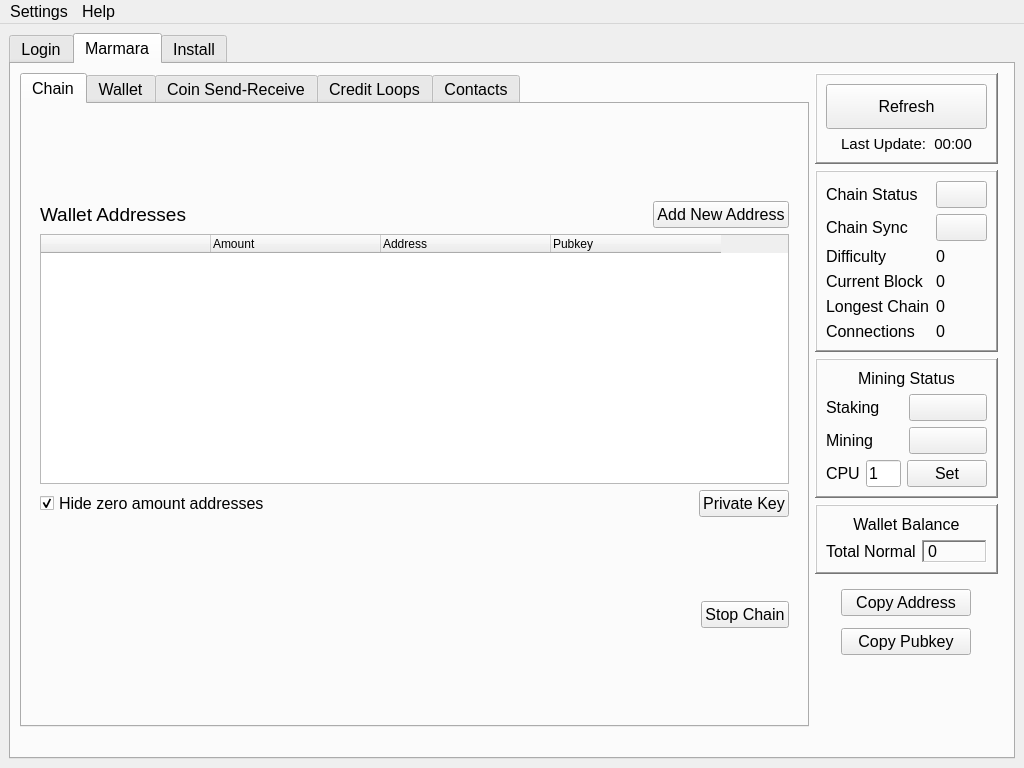
marmarachain/marmara-connector, file src/main/python/qtguidesign.ui: the form before one commit.
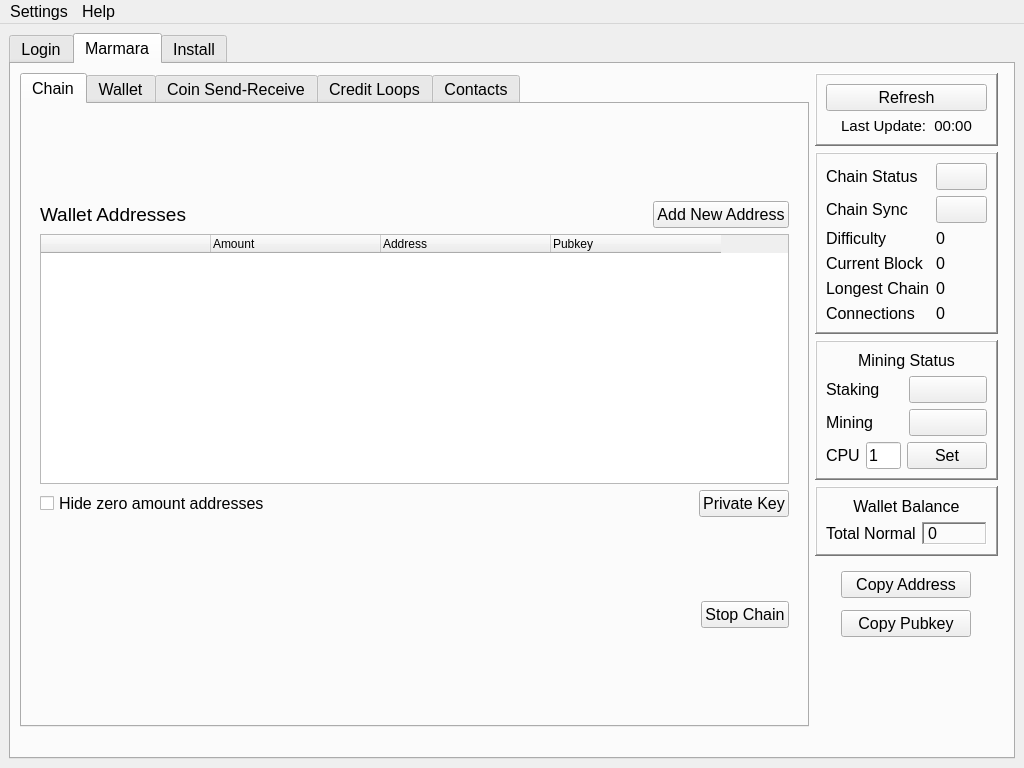
The form after the commit. The open tabs and pages were chosen to show the change. Icons and pictures are not drawn.

What changed in the file:
```diff
--- a/src/main/python/qtguidesign.ui
+++ b/src/main/python/qtguidesign.ui
@@ -1279,7 +1279,7 @@
                <property name="minimumSize">
                 <size>
                  <width>0</width>
-                 <height>45</height>
+                 <height>0</height>
                 </size>
                </property>
                <property name="font">
@@ -1598,7 +1598,7 @@
                        <string>Hide zero amount addresses</string>
                       </property>
                       <property name="checked">
-                       <bool>true</bool>
+                       <bool>false</bool>
                       </property>
                      </widget>
                     </item>
```
Left out of the diff: 13 changed lines with no effect on the pictures.
